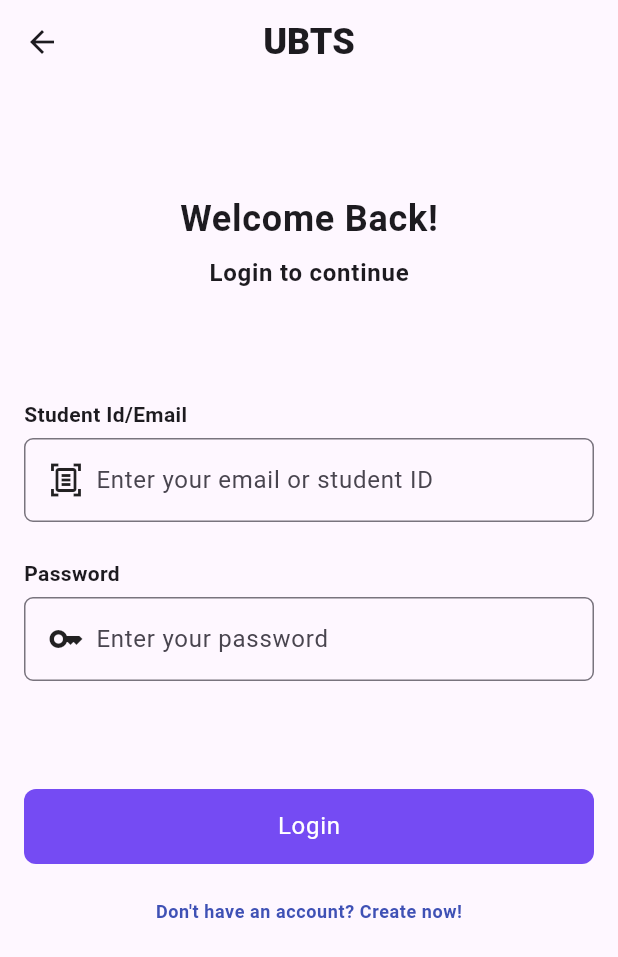
After one commit to itsakhlaqahmed/ubts_fyp, a Flutter app: the LoginPage screen opened directly, on a phone screen of 412 x 824 dp. The commit adds this screen. Shown: the top 957 px of the screen. Run offline on Flutter 3.47's test engine with Material 3 defaults, Android fonts, the phone set to English and light mode, and no system bars; our stand-ins replace shared_preferences; accounts and stored records are empty.

Commit message:
update loginpage

```diff
--- a/lib/main.dart
+++ b/lib/main.dart
@@ -1,12 +1,17 @@
 import 'package:flutter/material.dart';
+import 'package:ubts_fyp/pages/login.dart';
 import 'package:ubts_fyp/pages/onboarding.dart';
 
 void main() {
   runApp(const MainApp());
 }
 
+var lightTheme = ThemeData.light().colorScheme.copyWith();
+
 class MainApp extends StatelessWidget {
   const MainApp({super.key});
+
+  // final colorTheme = ThemeData(textTheme: );
 
   @override
   Widget build(BuildContext context) {
--- /dev/null
+++ b/lib/pages/login.dart
@@ -0,0 +1,85 @@
+import 'package:flutter/material.dart';
+import 'package:ubts_fyp/pages/signup.dart';
+import 'package:ubts_fyp/widgets/login_form.dart';
+
+class LoginPage extends StatelessWidget {
+  const LoginPage({
+    super.key,
+  });
+
+  @override
+  Widget build(BuildContext context) {
+    return Scaffold(
+      appBar: AppBar(
+        title: Padding(
+          padding: const EdgeInsets.symmetric(vertical: 8.0),
+          child: Text(
+            'UBTS',
+            style: Theme.of(context).textTheme.titleLarge!.copyWith(
+                  fontWeight: FontWeight.w800,
+                  fontSize: 24,
+                ),
+          ),
+        ),
+        centerTitle: true,
+      ),
+      body: SafeArea(
+        child: Padding(
+          padding: const EdgeInsets.symmetric(
+            horizontal: 16,
+          ),
+          child: Column(
+            crossAxisAlignment: CrossAxisAlignment.center,
+            children: [
+              const SizedBox(
+                height: 72,
+              ),
+              Text(
+                'Welcome Back!',
+                style: Theme.of(context).textTheme.bodyLarge!.copyWith(
+                      fontWeight: FontWeight.bold,
+                      fontSize: 24,
+                    ),
+              ),
+              const SizedBox(
+                height: 6,
+              ),
+              Text(
+                'Login to continue',
+                style: Theme.of(context).textTheme.bodyLarge!.copyWith(
+                      fontWeight: FontWeight.bold,
+                      // fontSize: 20,
+                    ),
+              ),
+              const SizedBox(
+                height: 72,
+              ),
+              LoginForm(
+                onClickLogin: () {},
+              ),
+              const SizedBox(
+                height: 8,
+              ),
+              TextButton(
+                onPressed: () {
+                  Navigator.of(context).pushReplacement(
+                    MaterialPageRoute(
+                      builder: (context) => const Signup(),
+                    ),
+                  );
+                },
+                child: Text(
+                  'Don\'t have an account? Create now!',
+                  style: Theme.of(context).textTheme.bodySmall!.copyWith(
+                        color: Colors.indigo,
+                        fontWeight: FontWeight.bold,
+                      ),
+                ),
+              ),
+            ],
+          ),
+        ),
+      ),
+    );
+  }
+}
--- a/lib/pages/onboarding.dart
+++ b/lib/pages/onboarding.dart
@@ -1,6 +1,7 @@
 import 'package:flutter/material.dart';
+import 'package:shared_preferences/shared_preferences.dart';
 import 'package:ubts_fyp/pages/home.dart';
-import 'package:ubts_fyp/pages/onboarding_screen.dart';
+import 'package:ubts_fyp/widgets/onboarding_screen.dart';
 
 class Onboarding extends StatefulWidget {
   const Onboarding({super.key});
@@ -33,6 +34,7 @@ class _OnboardingState extends State<Onboarding> {
   int _activePageIndex = 0;
   late PageController _pagecontroller;
 
+
   @override
   void initState() {
     _pagecontroller = PageController(
@@ -46,6 +48,18 @@ class _OnboardingState extends State<Onboarding> {
     // TODO: implement dispose
     _pagecontroller.dispose();
     super.dispose();
+  }
+
+  Future<void> checkFirstVisit() async {
+    final prefs = await SharedPreferences.getInstance();
+    bool hasVisited = prefs.getBool('hasVisited') ?? false;
+
+    if (hasVisited) {
+      navigateToHome();
+      return;
+    }
+
+    prefs.setBool('hasVisited', true);
   }
 
   void nextPage() {
@@ -69,6 +83,7 @@ class _OnboardingState extends State<Onboarding> {
 
   @override
   Widget build(BuildContext context) {
+    // checkFirstVisit();
     return PageView.builder(
       controller: _pagecontroller,
       onPageChanged: (index) {
--- /dev/null
+++ b/lib/pages/signup.dart
@@ -0,0 +1,16 @@
+import 'package:flutter/material.dart';
+
+class Signup extends StatefulWidget {
+  const Signup({super.key});
+
+  @override
+  State<Signup> createState() => _SignupState();
+}
+
+class _SignupState extends State<Signup> {
+
+@override
+  Widget build(BuildContext context) {
+   return Text('data');
+  }
+}
--- /dev/null
+++ b/lib/widgets/login_form.dart
@@ -0,0 +1,120 @@
+import 'package:flutter/material.dart';
+import 'package:ubts_fyp/widgets/text_field.dart';
+import 'package:ubts_fyp/widgets/wide_button.dart';
+// import 'package:ubts/pages/home.dart';
+// import 'package:ubts/services/auth_service.dart';
+
+class LoginForm extends StatefulWidget {
+  const LoginForm({
+    super.key,
+    required this.onClickLogin,
+  });
+
+  final Function onClickLogin;
+
+  @override
+  State<LoginForm> createState() {
+    return _LoginFormState();
+  }
+}
+
+class _LoginFormState extends State<LoginForm> {
+  final _formKey = GlobalKey<FormState>();
+  String _userName = '';
+  String _password = '';
+  bool _isLoading = false;
+
+  void _submitForm() {
+    bool isValid = _formKey.currentState!.validate();
+    // if (isValid) {
+    //   _formKey.currentState!.save();
+    //   _signInWithEmailAndPassword();
+    // }
+  }
+
+  // Future<void> _signInWithEmailAndPassword() async {
+  //   try {
+  //     setState(() {
+  //       _isLoading = true;
+  //     });
+  //     await AuthService().signInWithEmailAnsPassword(
+  //       email: _userName,
+  //       password: _password,
+  //     );
+  //     Navigator.of(context).push(
+  //       MaterialPageRoute(
+  //         builder: (context) => const Home(),
+  //       ),
+  //     );
+  //   } catch (err) {
+  //     if (!mounted) return;
+  //     ScaffoldMessenger.of(context).clearSnackBars();
+  //     ScaffoldMessenger.of(context).showSnackBar(
+  //       SnackBar(
+  //         content: Text(
+  //           err.toString(),
+  //         ),
+  //       ),
+  //     );
+  //   }
+
+  //   setState(() {
+  //     _isLoading = false;
+  //   });
+  // }
+
+  String? _validateInput(String? value) {
+    if (value == null || value.isEmpty) {
+      return 'This field is required';
+    }
+
+    return null;
+  }
+
+  void onSaveEmail(String? value) {
+    // can't be null cos we will validate form before saving
+    _userName = value!;
+  }
+
+  void onSavePassword(String? value) {
+    // can't be null cos we will validate form before saving
+    _password = value!;
+  }
+
+  @override
+  Widget build(BuildContext context) {
+    return Form(
+      key: _formKey,
+      child: Column(
+        crossAxisAlignment: CrossAxisAlignment.start,
+        children: [
+          CustomTextField(
+            label: 'Student Id/Email',
+            placeholderText: 'Enter your email or student ID',
+            placeholderIcon: Icons.document_scanner_outlined,
+            onSave: onSaveEmail,
+            onValidation: _validateInput,
+          ),
+          const SizedBox(
+            height: 24,
+          ),
+          CustomTextField(
+            label: 'Password',
+            placeholderText: 'Enter your password',
+            placeholderIcon: Icons.key,
+            onSave: onSavePassword,
+            onValidation: _validateInput,
+          ),
+          const SizedBox(
+            height: 72,
+          ),
+          WideButton(
+            buttonText: 'Login',
+            isLoading: _isLoading,
+            onSubmitForm: _submitForm,
+          ),
+        ],
+      ),
+    );
+  }
+}
--- a/lib/pages/onboarding_screen.dart
+++ b/lib/widgets/onboarding_screen.dart
@@ -92,7 +92,7 @@ class OnboardingScreen extends StatelessWidget {
                             width: 48,
                             decoration: BoxDecoration(
                               borderRadius: BorderRadius.circular(32),
-                              color: Colors.blue,
+                              color:  Color.fromARGB(255, 247, 161, 133),
                             ),
                             child: const Icon(
                               Icons.arrow_forward_ios_rounded,
@@ -126,7 +126,7 @@ class OnboardingScreen extends StatelessWidget {
             width: i == index ? 24 : 12,
             decoration: BoxDecoration(
               borderRadius: BorderRadius.circular(6),
-              color: i == index ? Colors.indigo : Colors.blue,
+              color: i == index ? Color.fromARGB(255, 238, 144, 112) : Color.fromARGB(255, 247, 161, 133) ,
             ),
           ),
       ],
--- /dev/null
+++ b/lib/widgets/text_field.dart
@@ -0,0 +1,62 @@
+import 'package:flutter/material.dart';
+
+class CustomTextField extends StatelessWidget {
+  const CustomTextField({
+    super.key,
+    required this.label,
+    required this.placeholderText,
+    required this.placeholderIcon,
+    this.hideText,
+    required this.onSave,
+    required this.onValidation,
+  });
+
+  final String label;
+  final String placeholderText;
+  final IconData placeholderIcon;
+  final bool? hideText;
+  final void Function(String?) onSave;
+  final void Function(String?) onValidation;
+
+  @override
+  Widget build(BuildContext context) {
+    return Column(
+      crossAxisAlignment: CrossAxisAlignment.start,
+      children: [
+        Text(
+          label,
+          style: Theme.of(context).textTheme.bodyMedium!.copyWith(
+                fontWeight: FontWeight.bold,
+              ),
+        ),
+        const SizedBox(
+          height: 6,
+        ),
+        TextFormField(
+          obscureText: hideText ?? false,
+          autocorrect: false,
+          keyboardType: TextInputType.visiblePassword,
+          onSaved: onSave,
+          // validator: _validateInput,
+          decoration: InputDecoration(
+            label: Row(
+              children: [
+                Icon(placeholderIcon),
+                const SizedBox(
+                  width: 8,
+                ),
+                Text(placeholderText),
+              ],
+            ),
+            border: OutlineInputBorder(
+              borderRadius: BorderRadius.circular(6),
+              borderSide: const BorderSide(
+                width: 1.0,
+              ),
+            ),
+          ),
+        ),
+      ],
+    );
+  }
+}
--- /dev/null
+++ b/lib/widgets/wide_button.dart
@@ -0,0 +1,47 @@
+import 'package:flutter/material.dart';
+
+class WideButton extends StatelessWidget {
+  const WideButton({
+    super.key,
+    required this.isLoading,
+    required this.onSubmitForm,
+    required this.buttonText,
+  });
+
+  final String buttonText;
+  final bool isLoading;
+  final Function onSubmitForm;
+
+  @override
+  Widget build(BuildContext context) {
+    return GestureDetector(
+      onTap: () {
+        isLoading ? null : onSubmitForm;
+      },
+      child: Container(
+        width: double.infinity,
+        height: 50,
+        decoration: BoxDecoration(
+          borderRadius: BorderRadius.circular(8),
+          color: const Color.fromARGB(255, 117, 75, 243),
+        ),
+        child: Center(
+          child: isLoading
+              ? const SizedBox(
+                  height: 40,
+                  width: 40,
+                  child: CircularProgressIndicator(
+                    color: Colors.white,
+                  ),
+                )
+              : Text(
+                  buttonText,
+                  style: Theme.of(context).textTheme.bodyLarge!.copyWith(
+                        color: Colors.white,
+                      ),
+                ),
+        ),
+      ),
+    );
+  }
+}
--- a/pubspec.yaml
+++ b/pubspec.yaml
@@ -7,6 +7,8 @@ environment:
   sdk: '>=3.4.3 <4.0.0'
 
 dependencies:
+  firebase_auth: ^5.1.2
+  firebase_core: ^3.2.0
   flutter:
     sdk: flutter
   shared_preferences: ^2.2.3
```
Also changed, not shown: pubspec.lock, 3 other files.
